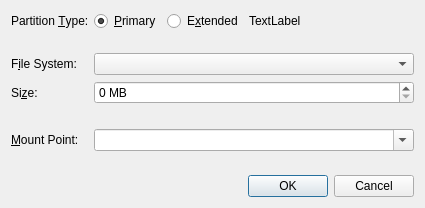
First picture: the form in src/modules/partition/CreatePartitionDialog.ui, repository calamares/calamares, before the edit.
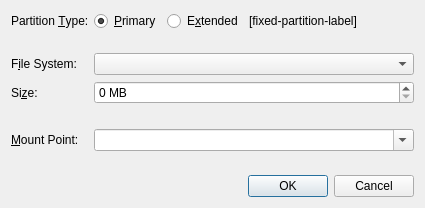
Second picture: the form after the edit.

Commit message: Make CreatePartitionDialog.ui easier to read in Designer

```diff
--- a/src/modules/partition/CreatePartitionDialog.ui
+++ b/src/modules/partition/CreatePartitionDialog.ui
@@ -48,7 +48,7 @@
        <item>
         <widget class="QLabel" name="fixedPartitionLabel">
          <property name="text">
-          <string>TextLabel</string>
+          <string notr="true">[fixed-partition-label]</string>
          </property>
         </widget>
        </item>
```
